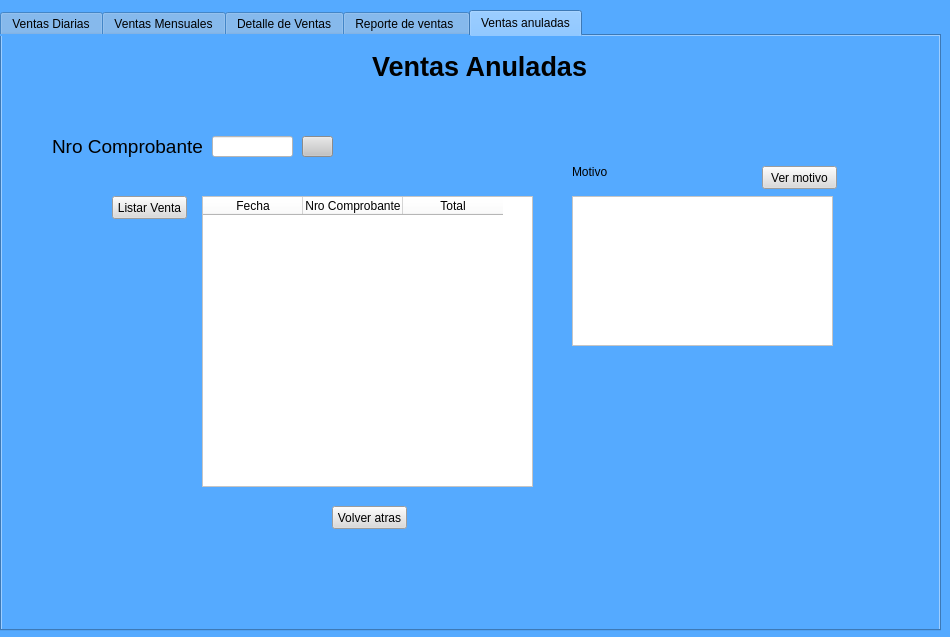
Before: the Qt Designer form Views/informeDeVentas.ui in Miguel8819/Sistema_TweetyTesis, drawn with Qt 5.
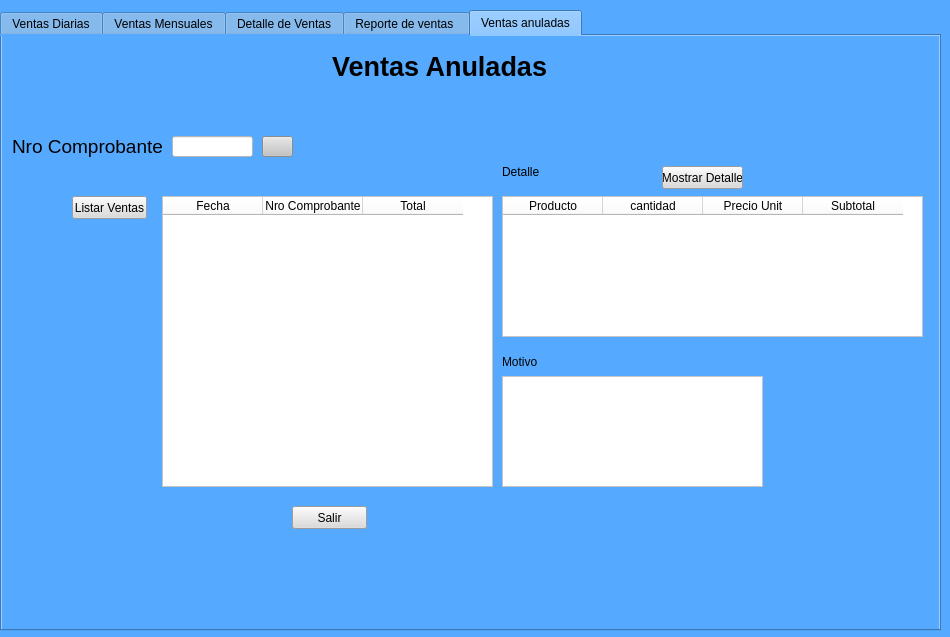
After: the same form once the commit is applied. The open tabs and pages were chosen to show the change. Icons and pictures are not drawn.

Commit message: Avance ventas anuladas

```diff
--- a/Views/informeDeVentas.ui
+++ b/Views/informeDeVentas.ui
@@ -867,7 +867,7 @@
     <widget class="QPushButton" name="Btn_volver_5">
      <property name="geometry">
       <rect>
-       <x>330</x>
+       <x>290</x>
        <y>470</y>
        <width>75</width>
        <height>23</height>
@@ -877,13 +877,13 @@
       <string notr="true">background-color: rgb(218, 218, 218);</string>
      </property>
      <property name="text">
-      <string>Volver atras</string>
+      <string>Salir</string>
      </property>
     </widget>
     <widget class="QLabel" name="label_15">
      <property name="geometry">
       <rect>
-       <x>370</x>
+       <x>330</x>
        <y>10</y>
        <width>251</width>
        <height>41</height>
@@ -906,7 +906,7 @@
      </property>
      <property name="geometry">
       <rect>
-       <x>200</x>
+       <x>160</x>
        <y>160</y>
        <width>331</width>
        <height>291</height>
@@ -937,7 +937,7 @@
     <widget class="QPushButton" name="Btn_listar_3">
      <property name="geometry">
       <rect>
-       <x>110</x>
+       <x>70</x>
        <y>160</y>
        <width>75</width>
        <height>23</height>
@@ -947,15 +947,15 @@
       <string notr="true">background-color: rgb(218, 218, 218);</string>
      </property>
      <property name="text">
-      <string>Listar Venta</string>
+      <string>Listar Ventas</string>
      </property>
     </widget>
     <widget class="QLabel" name="label">
      <property name="geometry">
       <rect>
-       <x>570</x>
-       <y>120</y>
-       <width>141</width>
+       <x>500</x>
+       <y>310</y>
+       <width>81</width>
        <height>31</height>
       </rect>
      </property>
@@ -969,7 +969,7 @@
     <widget class="QPushButton" name="btn_buscarComprobante">
      <property name="geometry">
       <rect>
-       <x>300</x>
+       <x>260</x>
        <y>100</y>
        <width>31</width>
        <height>21</height>
@@ -990,7 +990,7 @@
     <widget class="QLineEdit" name="search_comprobante">
      <property name="geometry">
       <rect>
-       <x>210</x>
+       <x>170</x>
        <y>100</y>
        <width>81</width>
        <height>21</height>
@@ -1014,7 +1014,7 @@
     <widget class="QLabel" name="label_14">
      <property name="geometry">
       <rect>
-       <x>50</x>
+       <x>10</x>
        <y>100</y>
        <width>151</width>
        <height>21</height>
@@ -1032,10 +1032,10 @@
     <widget class="QTextEdit" name="motivo_anulacion">
      <property name="geometry">
       <rect>
-       <x>570</x>
-       <y>160</y>
+       <x>500</x>
+       <y>340</y>
        <width>261</width>
-       <height>150</height>
+       <height>111</height>
       </rect>
      </property>
      <property name="maximumSize">
@@ -1051,9 +1051,9 @@
     <widget class="QPushButton" name="btn_verMotivo">
      <property name="geometry">
       <rect>
-       <x>760</x>
+       <x>660</x>
        <y>130</y>
-       <width>75</width>
+       <width>81</width>
        <height>23</height>
       </rect>
      </property>
@@ -1061,7 +1061,62 @@
       <string notr="true">background-color: rgb(218, 218, 218);</string>
      </property>
      <property name="text">
-      <string>Ver motivo</string>
+      <string>Mostrar Detalle</string>
+     </property>
+    </widget>
+    <widget class="QTableWidget" name="tableWidget_6">
+     <property name="enabled">
+      <bool>true</bool>
+     </property>
+     <property name="geometry">
+      <rect>
+       <x>500</x>
+       <y>160</y>
+       <width>421</width>
+       <height>141</height>
+      </rect>
+     </property>
+     <property name="styleSheet">
+      <string notr="true">background-color: rgb(255, 255, 255);</string>
+     </property>
+     <property name="sizeAdjustPolicy">
+      <enum>QAbstractScrollArea::AdjustToContents</enum>
+     </property>
+     <column>
+      <property name="text">
+       <string>Producto</string>
+      </property>
+     </column>
+     <column>
+      <property name="text">
+       <string>cantidad</string>
+      </property>
+     </column>
+     <column>
+      <property name="text">
+       <string>Precio Unit</string>
+      </property>
+     </column>
+     <column>
+      <property name="text">
+       <string>Subtotal</string>
+      </property>
+     </column>
+    </widget>
+    <widget class="QLabel" name="label_13">
+     <property name="geometry">
+      <rect>
+       <x>500</x>
+       <y>120</y>
+       <width>91</width>
+       <height>31</height>
+      </rect>
+     </property>
+     <property name="styleSheet">
+      <string notr="true">font: 18pt &quot;MS Shell Dlg 2&quot;;</string>
+     </property>
+     <property name="text">
+      <string>Detalle</string>
      </property>
     </widget>
    </widget>
```
Left out of the diff: 31 changed lines with no effect on the pictures. The commit also changes 5 other files.
